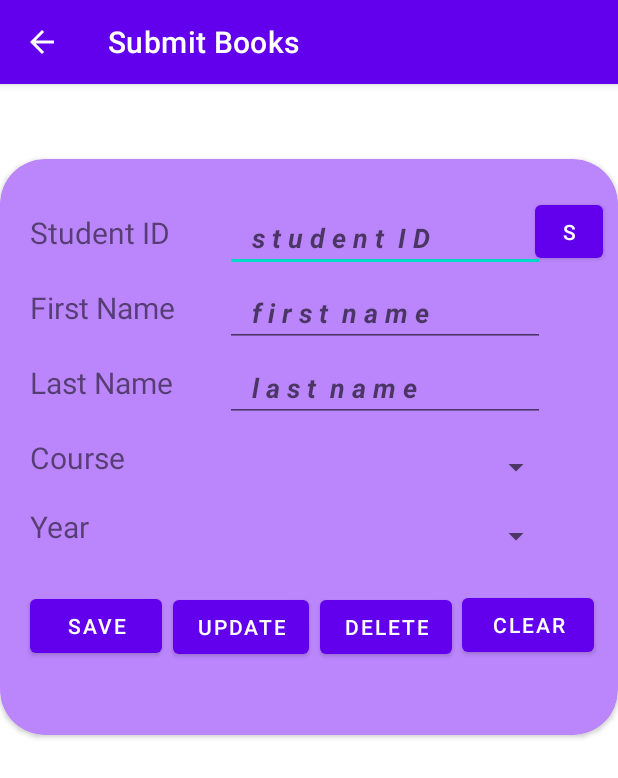
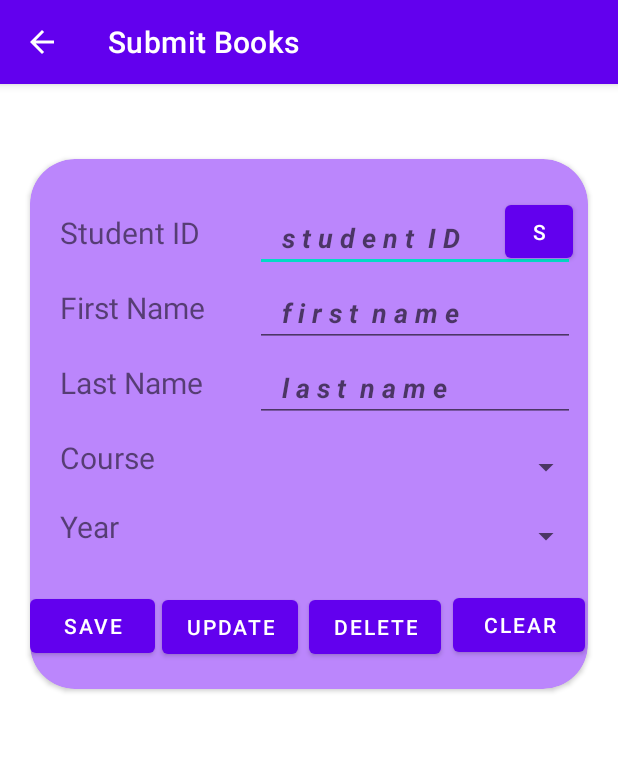
Before and after one commit to Aryan568/LMS-Android-, an Android app: the SubmitBooks screen opened directly, with no data from a screen before it, on a phone screen of 412 x 824 dp. Shown: the top 778 px of the screen. Run offline under Robolectric (Android 15) with nearby library versions, the phone set to English and light mode, and no system bars.

Commit message:
Library CRUD Application(Android)

```diff
--- a/app/src/main/res/layout/activity_submit_books.xml
+++ b/app/src/main/res/layout/activity_submit_books.xml
@@ -18,14 +18,15 @@
 
         <androidx.cardview.widget.CardView
             android:layout_width="match_parent"
-            android:layout_height="100dp"
+            android:layout_height="match_parent"
             android:layout_marginTop="50dp"
+            android:layout_marginHorizontal="20dp"
             android:backgroundTint="@color/purple_200"
             app:cardCornerRadius="30dp">
 
             <LinearLayout
                 android:layout_width="match_parent"
-                android:layout_height="384dp"
+                android:layout_height="353dp"
                 android:orientation="vertical"
                 tools:layout_editor_absoluteX="0dp"
                 tools:layout_editor_absoluteY="0dp">
@@ -184,9 +185,9 @@
 
                 <Button
                     android:id="@+id/b6"
-                    android:layout_width="wrap_content"
+                    android:layout_width="83dp"
                     android:layout_height="wrap_content"
-                    android:layout_marginLeft="20dp"
+                    android:layout_marginLeft="0dp"
                     android:layout_marginTop="10dp"
                     android:text="Save"
                     app:layout_constraintBottom_toBottomOf="parent"
@@ -200,7 +201,7 @@
                     android:id="@+id/b7"
                     android:layout_width="wrap_content"
                     android:layout_height="wrap_content"
-                    android:layout_marginLeft="115dp"
+                    android:layout_marginLeft="88dp"
                     android:layout_marginTop="-47dp"
                     android:onClick="updateOnClick"
                     android:text="Update"
@@ -215,7 +216,7 @@
                     android:id="@+id/b8"
                     android:layout_width="wrap_content"
                     android:layout_height="wrap_content"
-                    android:layout_marginLeft="213dp"
+                    android:layout_marginLeft="186dp"
                     android:layout_marginTop="-48dp"
                     android:text="Delete"
                     app:layout_constraintBottom_toBottomOf="parent"
@@ -229,7 +230,7 @@
                     android:id="@+id/b9"
                     android:layout_width="wrap_content"
                     android:layout_height="wrap_content"
-                    android:layout_marginLeft="308dp"
+                    android:layout_marginLeft="282dp"
                     android:layout_marginTop="-49dp"
                     android:text="Clear"
                     app:layout_constraintBottom_toBottomOf="parent"
```
